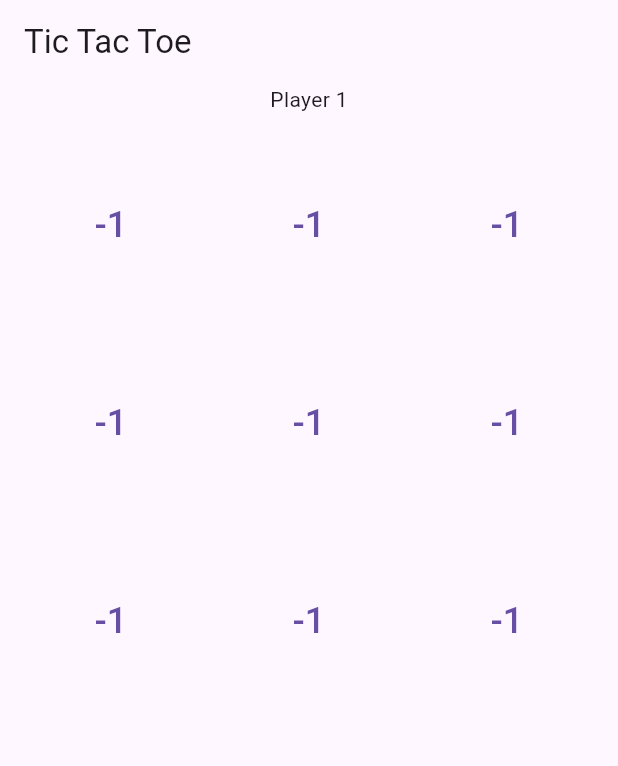
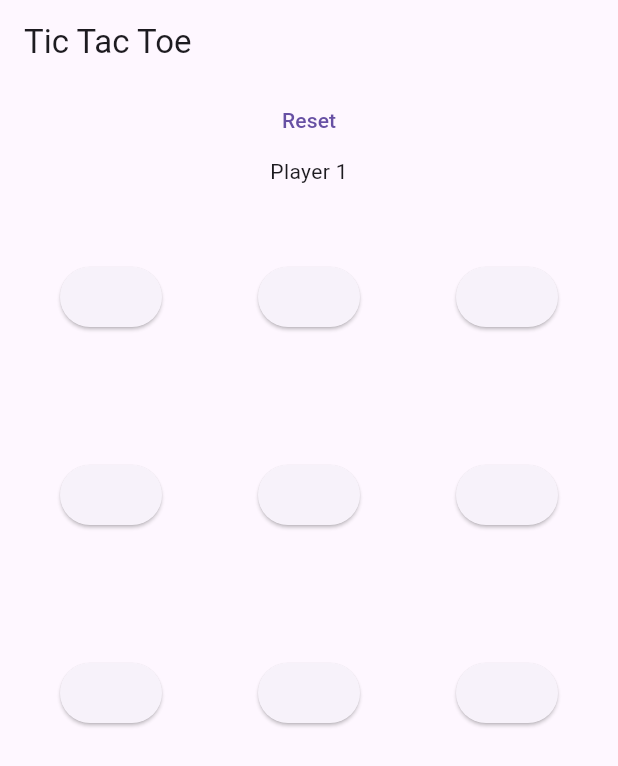
Before and after one commit to Quantompixel/mobile_tic_tac_toe, a Flutter app: the screen it shows after launch, on a phone screen of 412 x 824 dp. Shown: the top 766 px of the screen. Run offline on Flutter 3.47's test engine with Material 3 defaults, Android fonts, the phone set to English and light mode, and no system bars; our stand-ins replace flutter_svg.

Commit message:
introduced icons, reset button

```diff
--- a/lib/tic_tac_toe.dart
+++ b/lib/tic_tac_toe.dart
@@ -1,4 +1,5 @@
 import 'package:flutter/material.dart';
+import 'package:flutter_svg/flutter_svg.dart';
 
 class TicTacToe extends StatefulWidget {
   const TicTacToe({super.key});
@@ -15,6 +16,14 @@ class _TicTacToeState extends State<TicTacToe> {
   Widget build(BuildContext context) {
     return Column(
       children: [
+        TextButton(
+          onPressed: () {
+            setState(() {
+              reset();
+            });
+          },
+          child: Text('Reset'),
+        ),
         Text('Player ${(playerIndex + 1).toString()}'),
         Expanded(
           child: GridView.builder(
@@ -27,11 +36,21 @@ class _TicTacToeState extends State<TicTacToe> {
             itemCount: 9,
             itemBuilder: (context, index) {
               return Center(
-                child: TextButton(
+                child: ElevatedButton(
                   // Rebuild each cell whenever the notifier changes.
-                  child: Text(
-                    ticTacToeGrid[index].toString(),
-                    style: const TextStyle(fontSize: 24),
+                  child: Container(
+                    margin: EdgeInsets.all(10),
+                    child: Builder(
+                      builder: (context) {
+                        if (ticTacToeGrid[index] == -1) {
+                          return SizedBox();
+                        } else if (ticTacToeGrid[index] == 0) {
+                          return SvgPicture.asset('assets/icons/circle.svg');
+                        } else {
+                          return SvgPicture.asset('assets/icons/cross.svg');
+                        }
+                      },
+                    ),
                   ),
                   onPressed: () {
                     setState(() {
--- a/pubspec.yaml
+++ b/pubspec.yaml
@@ -9,6 +9,7 @@ environment:
 dependencies:
   flutter:
     sdk: flutter
+  flutter_svg: ^2.1.0
 
 dev_dependencies:
   flutter_test:
@@ -17,3 +18,5 @@ dev_dependencies:
 
 flutter:
   uses-material-design: true
+  assets:
+    - assets/icons/
```
Also changed, not shown: assets/icons/circle.svg (added), assets/icons/cross.svg (added), pubspec.lock.
